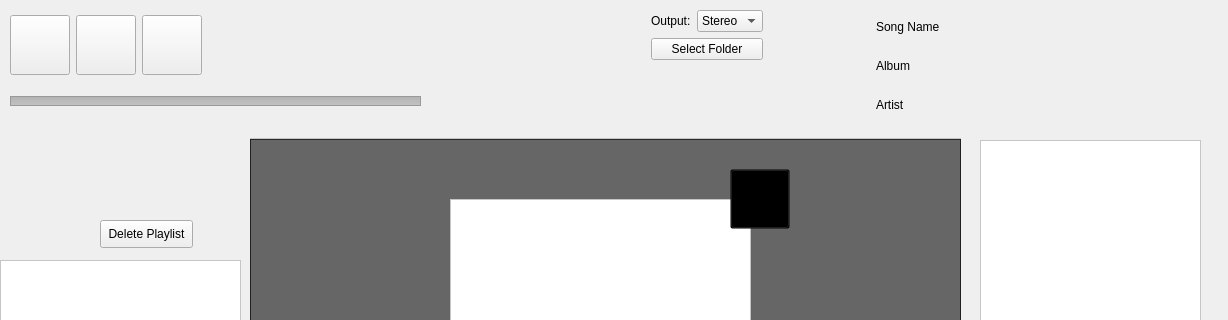
First picture: the form in main.ui, repository fabiomdiniz/Frey, before the edit; both pictures show x 0 to 1228 and y 0 to 320 of the 1228 by 783 pixel window.
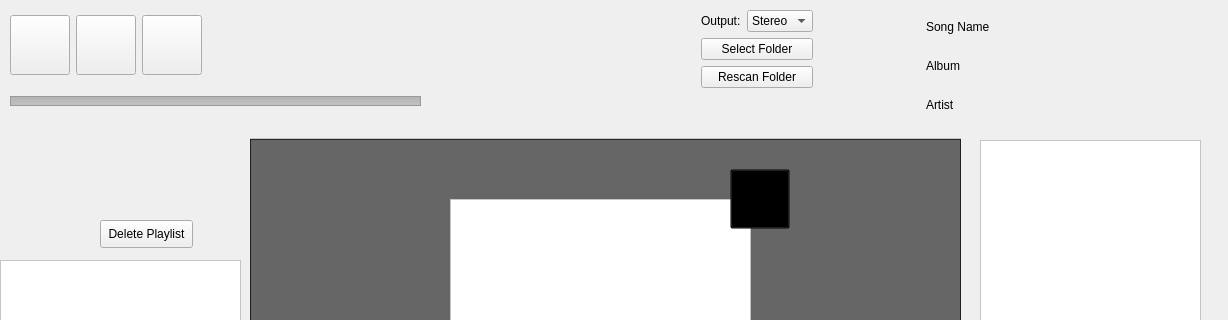
Second picture: the form after the edit. Icons and pictures are not drawn.

Commit message: full tag editing, with library rescan, just cover editing is missing

```diff
--- a/main.ui
+++ b/main.ui
@@ -304,7 +304,7 @@
      <rect>
       <x>10</x>
       <y>10</y>
-      <width>1116</width>
+      <width>1166</width>
       <height>114</height>
      </rect>
     </property>
@@ -616,13 +616,20 @@
          </item>
         </widget>
        </item>
-       <item row="1" column="0" colspan="2">
+       <item row="2" column="0" colspan="2">
         <widget class="QPushButton" name="load_library">
          <property name="text">
           <string>Select Folder</string>
          </property>
         </widget>
        </item>
+       <item row="3" column="0" colspan="2">
+        <widget class="QPushButton" name="rescan_library">
+         <property name="text">
+          <string>Rescan Folder</string>
+         </property>
+        </widget>
+       </item>
       </layout>
      </item>
      <item>
```
The commit also changes 4 other files.
